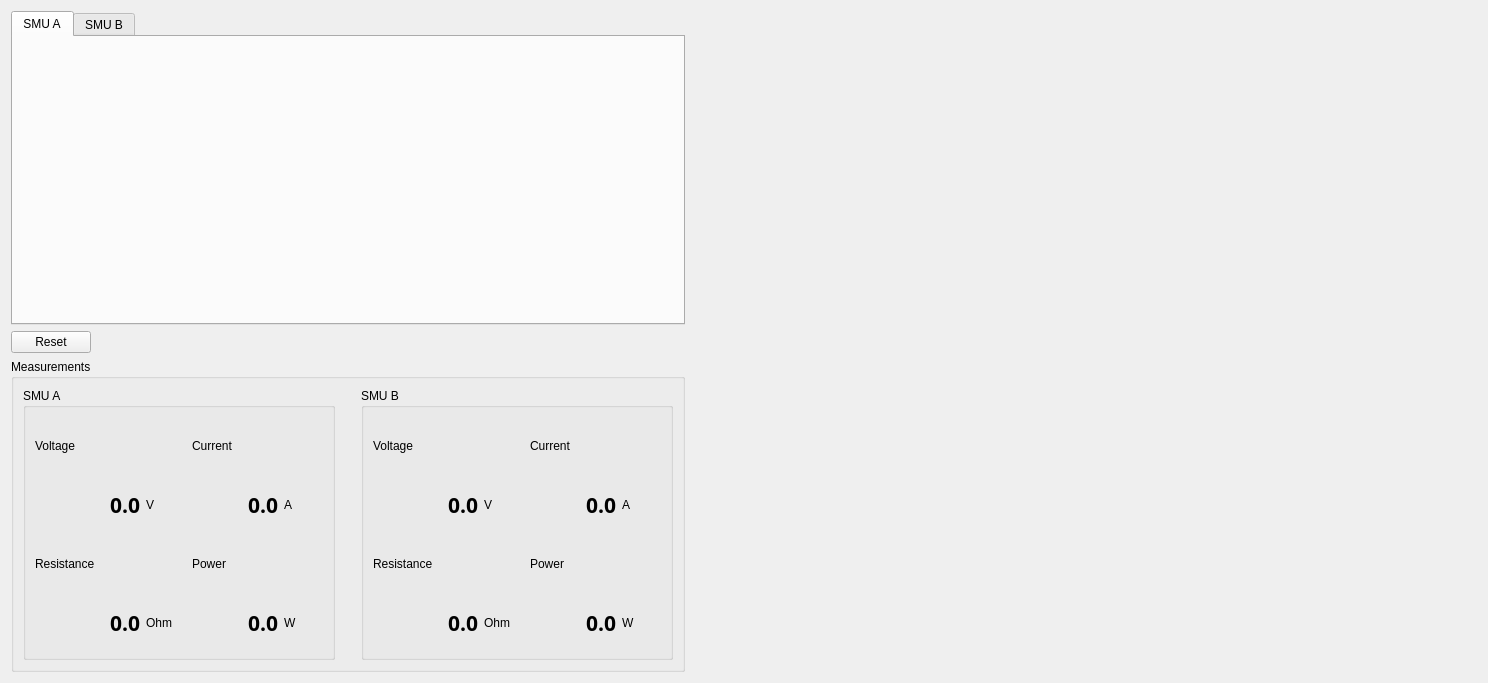
Qt form forms/smu_control_widget.ui (schwemmdx/keithley-tool) before a commit.
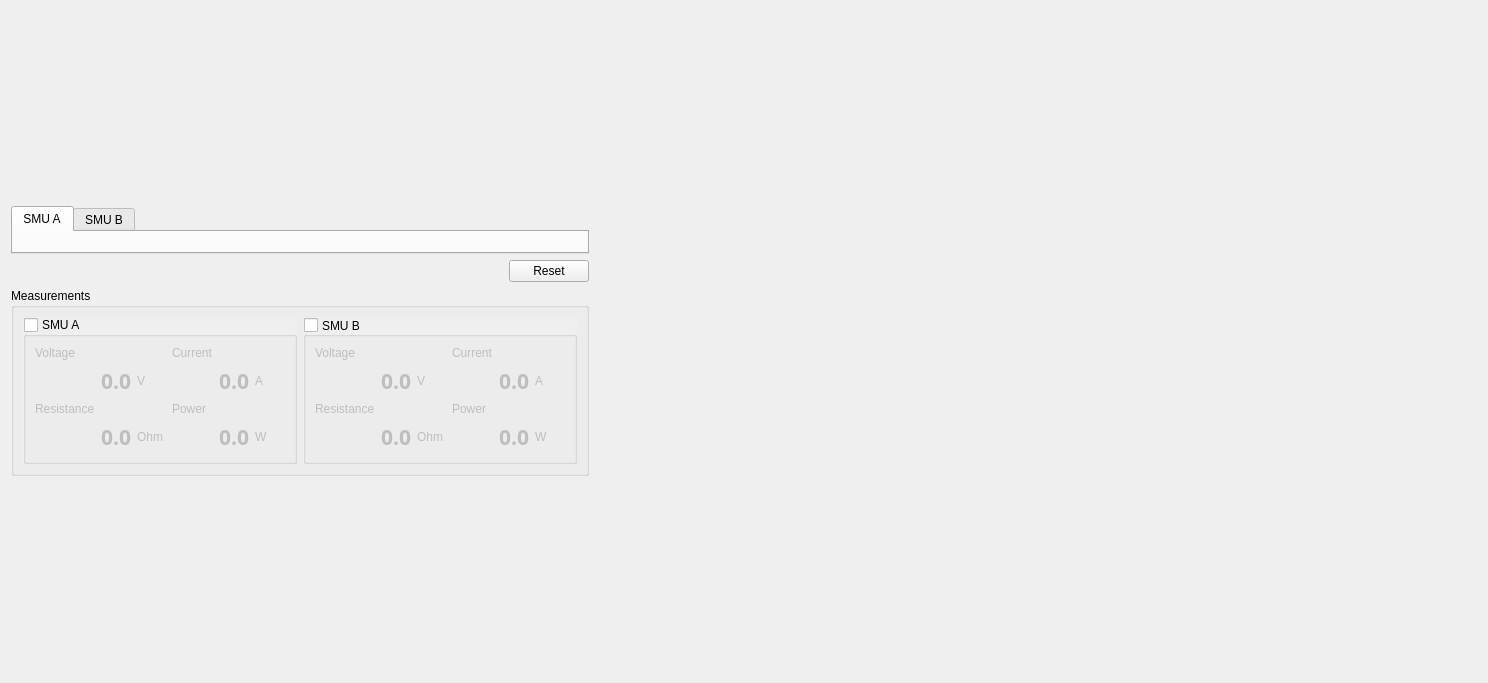
The same form after that commit. Icons and pictures are not drawn.

The edit to the form file:
```diff
--- a/forms/smu_control_widget.ui
+++ b/forms/smu_control_widget.ui
@@ -13,62 +13,244 @@
   <property name="windowTitle">
    <string>Form</string>
   </property>
-  <layout class="QGridLayout" name="gridLayout_10">
+  <layout class="QFormLayout" name="formLayout">
    <item row="0" column="0">
-    <layout class="QGridLayout" name="gridLayout_8">
-     <item row="0" column="0" colspan="2">
-      <widget class="QTabWidget" name="tabWidget">
-       <property name="currentIndex">
-        <number>0</number>
-       </property>
-       <widget class="QWidget" name="smua">
-        <attribute name="title">
-         <string>SMU A</string>
-        </attribute>
-        <layout class="QGridLayout" name="gridLayout"/>
-       </widget>
-       <widget class="QWidget" name="smub">
-        <attribute name="title">
-         <string>SMU B</string>
-        </attribute>
-        <layout class="QGridLayout" name="gridLayout_2"/>
-       </widget>
-      </widget>
-     </item>
+    <layout class="QGridLayout" name="gridLayout_3">
      <item row="1" column="0">
-      <widget class="QPushButton" name="pushButton">
-       <property name="text">
-        <string>Reset</string>
-       </property>
-      </widget>
+      <layout class="QGridLayout" name="gridLayout">
+       <item row="0" column="0">
+        <spacer name="horizontalSpacer">
+         <property name="orientation">
+          <enum>Qt::Horizontal</enum>
+         </property>
+         <property name="sizeHint" stdset="0">
+          <size>
+           <width>498</width>
+           <height>20</height>
+          </size>
+         </property>
+        </spacer>
+       </item>
+       <item row="0" column="1">
+        <widget class="QPushButton" name="resetInstrBtn">
+         <property name="text">
+          <string>Reset</string>
+         </property>
+         <property name="icon">
+          <iconset resource="../materials.qrc">
+           <normaloff>:/materials/materials/reset.png</normaloff>:/materials/materials/reset.png</iconset>
+         </property>
+        </widget>
+       </item>
+      </layout>
      </item>
-     <item row="1" column="1">
-      <spacer name="horizontalSpacer">
-       <property name="orientation">
-        <enum>Qt::Horizontal</enum>
-       </property>
-       <property name="sizeHint" stdset="0">
-        <size>
-         <width>528</width>
-         <height>20</height>
-        </size>
-       </property>
-      </spacer>
-     </item>
-     <item row="2" column="0" colspan="2">
+     <item row="2" column="0">
       <widget class="QGroupBox" name="groupBox">
+       <property name="maximumSize">
+        <size>
+         <width>600</width>
+         <height>16777215</height>
+        </size>
+       </property>
        <property name="title">
         <string>Measurements</string>
        </property>
        <layout class="QGridLayout" name="gridLayout_7">
+        <item row="0" column="1">
+         <widget class="QGroupBox" name="groupBox_3">
+          <property name="layoutDirection">
+           <enum>Qt::LeftToRight</enum>
+          </property>
+          <property name="autoFillBackground">
+           <bool>true</bool>
+          </property>
+          <property name="title">
+           <string>SMU B</string>
+          </property>
+          <property name="alignment">
+           <set>Qt::AlignLeading|Qt::AlignLeft|Qt::AlignVCenter</set>
+          </property>
+          <property name="flat">
+           <bool>false</bool>
+          </property>
+          <property name="checkable">
+           <bool>true</bool>
+          </property>
+          <property name="checked">
+           <bool>false</bool>
+          </property>
+          <layout class="QGridLayout" name="gridLayout_6">
+           <item row="3" column="4">
+            <widget class="QLabel" name="smub_p_2">
+             <property name="maximumSize">
+              <size>
+               <width>200</width>
+               <height>50</height>
+              </size>
+             </property>
+             <property name="font">
+              <font>
+               <family>Source Code Pro</family>
+               <pointsize>16</pointsize>
+               <bold>true</bold>
+              </font>
+             </property>
+             <property name="text">
+              <string>0.0</string>
+             </property>
+             <property name="alignment">
+              <set>Qt::AlignRight|Qt::AlignTrailing|Qt::AlignVCenter</set>
+             </property>
+            </widget>
+           </item>
+           <item row="1" column="1">
+            <widget class="QLabel" name="smub_v_2">
+             <property name="maximumSize">
+              <size>
+               <width>200</width>
+               <height>50</height>
+              </size>
+             </property>
+             <property name="font">
+              <font>
+               <family>Source Code Pro</family>
+               <pointsize>16</pointsize>
+               <bold>true</bold>
+              </font>
+             </property>
+             <property name="text">
+              <string>0.0</string>
+             </property>
+             <property name="alignment">
+              <set>Qt::AlignRight|Qt::AlignTrailing|Qt::AlignVCenter</set>
+             </property>
+            </widget>
+           </item>
+           <item row="3" column="0" colspan="2">
+            <widget class="QLabel" name="smub_r_2">
+             <property name="maximumSize">
+              <size>
+               <width>200</width>
+               <height>50</height>
+              </size>
+             </property>
+             <property name="font">
+              <font>
+               <family>Source Code Pro</family>
+               <pointsize>16</pointsize>
+               <bold>true</bold>
+              </font>
+             </property>
+             <property name="text">
+              <string>0.0</string>
+             </property>
+             <property name="alignment">
+              <set>Qt::AlignRight|Qt::AlignTrailing|Qt::AlignVCenter</set>
+             </property>
+            </widget>
+           </item>
+           <item row="1" column="5">
+            <widget class="QLabel" name="label_32">
+             <property name="text">
+              <string>A</string>
+             </property>
+            </widget>
+           </item>
+           <item row="3" column="5">
+            <widget class="QLabel" name="label_30">
+             <property name="text">
+              <string>W</string>
+             </property>
+            </widget>
+           </item>
+           <item row="2" column="3">
+            <widget class="QLabel" name="label_27">
+             <property name="text">
+              <string>Power</string>
+             </property>
+            </widget>
+           </item>
+           <item row="1" column="4">
+            <widget class="QLabel" name="smub_c_2">
+             <property name="maximumSize">
+              <size>
+               <width>200</width>
+               <height>50</height>
+              </size>
+             </property>
+             <property name="font">
+              <font>
+               <family>Source Code Pro</family>
+               <pointsize>16</pointsize>
+               <bold>true</bold>
+              </font>
+             </property>
+             <property name="text">
+              <string>0.0</string>
+             </property>
+             <property name="alignment">
+              <set>Qt::AlignRight|Qt::AlignTrailing|Qt::AlignVCenter</set>
+             </property>
+            </widget>
+           </item>
+           <item row="0" column="3">
+            <widget class="QLabel" name="label_28">
+             <property name="text">
+              <string>Current</string>
+             </property>
+            </widget>
+           </item>
+           <item row="2" column="0">
+            <widget class="QLabel" name="label_29">
+             <property name="text">
+              <string>Resistance</string>
+             </property>
+            </widget>
+           </item>
+           <item row="0" column="0">
+            <widget class="QLabel" name="label_25">
+             <property name="text">
+              <string>Voltage</string>
+             </property>
+            </widget>
+           </item>
+           <item row="1" column="2">
+            <widget class="QLabel" name="label_26">
+             <property name="text">
+              <string>V</string>
+             </property>
+            </widget>
+           </item>
+           <item row="3" column="2">
+            <widget class="QLabel" name="label_31">
+             <property name="text">
+              <string>Ohm</string>
+             </property>
+            </widget>
+           </item>
+          </layout>
+         </widget>
+        </item>
         <item row="0" column="0">
          <widget class="QGroupBox" name="groupBox_2">
           <property name="layoutDirection">
            <enum>Qt::LeftToRight</enum>
           </property>
+          <property name="autoFillBackground">
+           <bool>true</bool>
+          </property>
           <property name="title">
            <string>SMU A</string>
           </property>
+          <property name="flat">
+           <bool>true</bool>
+          </property>
+          <property name="checkable">
+           <bool>true</bool>
+          </property>
+          <property name="checked">
+           <bool>false</bool>
+          </property>
           <layout class="QGridLayout" name="gridLayout_5">
            <item row="3" column="2">
             <widget class="QLabel" name="label_15">
@@ -221,199 +403,51 @@
           </layout>
          </widget>
         </item>
-        <item row="0" column="1">
-         <spacer name="verticalSpacer">
-          <property name="orientation">
-           <enum>Qt::Vertical</enum>
-          </property>
-          <property name="sizeHint" stdset="0">
-           <size>
-            <width>20</width>
-            <height>268</height>
-           </size>
-          </property>
-         </spacer>
-        </item>
-        <item row="0" column="2">
-         <widget class="QGroupBox" name="groupBox_3">
-          <property name="title">
-           <string>SMU B</string>
-          </property>
-          <layout class="QGridLayout" name="gridLayout_6">
-           <item row="3" column="4">
-            <widget class="QLabel" name="smub_p_2">
-             <property name="maximumSize">
-              <size>
-               <width>200</width>
-               <height>50</height>
-              </size>
-             </property>
-             <property name="font">
-              <font>
-               <family>Source Code Pro</family>
-               <pointsize>16</pointsize>
-               <bold>true</bold>
-              </font>
-             </property>
-             <property name="text">
-              <string>0.0</string>
-             </property>
-             <property name="alignment">
-              <set>Qt::AlignRight|Qt::AlignTrailing|Qt::AlignVCenter</set>
-             </property>
-            </widget>
-           </item>
-           <item row="0" column="0">
-            <widget class="QLabel" name="label_25">
-             <property name="text">
-              <string>Voltage</string>
-             </property>
-            </widget>
-           </item>
-           <item row="1" column="2">
-            <widget class="QLabel" name="label_26">
-             <property name="text">
-              <string>V</string>
-             </property>
-            </widget>
-           </item>
-           <item row="1" column="1">
-            <widget class="QLabel" name="smub_v_2">
-             <property name="maximumSize">
-              <size>
-               <width>200</width>
-               <height>50</height>
-              </size>
-             </property>
-             <property name="font">
-              <font>
-               <family>Source Code Pro</family>
-               <pointsize>16</pointsize>
-               <bold>true</bold>
-              </font>
-             </property>
-             <property name="text">
-              <string>0.0</string>
-             </property>
-             <property name="alignment">
-              <set>Qt::AlignRight|Qt::AlignTrailing|Qt::AlignVCenter</set>
-             </property>
-            </widget>
-           </item>
-           <item row="3" column="0" colspan="2">
-            <widget class="QLabel" name="smub_r_2">
-             <property name="maximumSize">
-              <size>
-               <width>200</width>
-               <height>50</height>
-              </size>
-             </property>
-             <property name="font">
-              <font>
-               <family>Source Code Pro</family>
-               <pointsize>16</pointsize>
-               <bold>true</bold>
-              </font>
-             </property>
-             <property name="text">
-              <string>0.0</string>
-             </property>
-             <property name="alignment">
-              <set>Qt::AlignRight|Qt::AlignTrailing|Qt::AlignVCenter</set>
-             </property>
-            </widget>
-           </item>
-           <item row="2" column="3">
-            <widget class="QLabel" name="label_27">
-             <property name="text">
-              <string>Power</string>
-             </property>
-            </widget>
-           </item>
-           <item row="0" column="3">
-            <widget class="QLabel" name="label_28">
-             <property name="text">
-              <string>Current</string>
-             </property>
-            </widget>
-           </item>
-           <item row="2" column="0">
-            <widget class="QLabel" name="label_29">
-             <property name="text">
-              <string>Resistance</string>
-             </property>
-            </widget>
-           </item>
-           <item row="3" column="5">
-            <widget class="QLabel" name="label_30">
-             <property name="text">
-              <string>W</string>
-             </property>
-            </widget>
-           </item>
-           <item row="3" column="2">
-            <widget class="QLabel" name="label_31">
-             <property name="text">
-              <string>Ohm</string>
-             </property>
-            </widget>
-           </item>
-           <item row="1" column="4">
-            <widget class="QLabel" name="smub_c_2">
-             <property name="maximumSize">
-              <size>
-               <width>200</width>
-               <height>50</height>
-              </size>
-             </property>
-             <property name="font">
-              <font>
-               <family>Source Code Pro</family>
-               <pointsize>16</pointsize>
-               <bold>true</bold>
-              </font>
-             </property>
-             <property name="text">
-              <string>0.0</string>
-             </property>
-             <property name="alignment">
-              <set>Qt::AlignRight|Qt::AlignTrailing|Qt::AlignVCenter</set>
-             </property>
-            </widget>
-           </item>
-           <item row="1" column="5">
-            <widget class="QLabel" name="label_32">
-             <property name="text">
-              <string>A</string>
-             </property>
-            </widget>
-           </item>
-          </layout>
-         </widget>
-        </item>
        </layout>
       </widget>
      </item>
+     <item row="0" column="0">
+      <widget class="QTabWidget" name="tabWidget">
+       <property name="maximumSize">
+        <size>
+         <width>600</width>
+         <height>16777215</height>
+        </size>
+       </property>
+       <property name="focusPolicy">
+        <enum>Qt::NoFocus</enum>
+       </property>
+       <property name="currentIndex">
+        <number>0</number>
+       </property>
+       <property name="documentMode">
+        <bool>false</bool>
+       </property>
+       <widget class="QWidget" name="smua">
+        <attribute name="icon">
+         <iconset resource="../materials.qrc">
+          <normaloff>:/materials/materials/mosfet.png</normaloff>:/materials/materials/mosfet.png</iconset>
+        </attribute>
+        <attribute name="title">
+         <string>SMU A</string>
+        </attribute>
+       </widget>
+       <widget class="QWidget" name="smub">
+        <attribute name="icon">
+         <iconset resource="../materials.qrc">
+          <normaloff>:/materials/materials/font.png</normaloff>:/materials/materials/font.png</iconset>
+        </attribute>
+        <attribute name="title">
+         <string>SMU B</string>
+        </attribute>
+        <layout class="QGridLayout" name="gridLayout_2"/>
+       </widget>
+      </widget>
+     </item>
     </layout>
    </item>
    <item row="0" column="1">
-    <widget class="QWidget" name="plotPlane" native="true">
-     <layout class="QGridLayout" name="gridLayout_9">
-      <item row="0" column="0">
-       <spacer name="horizontalSpacer_2">
-        <property name="orientation">
-         <enum>Qt::Horizontal</enum>
-        </property>
-        <property name="sizeHint" stdset="0">
-         <size>
-          <width>768</width>
-          <height>20</height>
-         </size>
-        </property>
-       </spacer>
-      </item>
-     </layout>
-    </widget>
+    <layout class="QVBoxLayout" name="graphLayout"/>
    </item>
   </layout>
  </widget>
```
Left out of the diff: 4 changed lines with no effect on the pictures.
